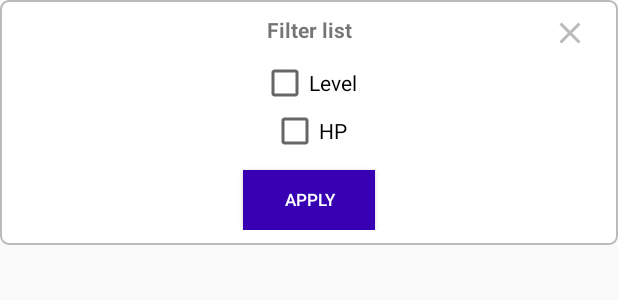
After one commit to KartikeyaMohan/PokemonApp, an Android app: the layout filter_dialog.xml on its own in the app's theme, with its tools: preview values and no code run, on a phone screen of 412 x 824 dp. The commit adds this screen. Shown: the top 300 px of the screen. Run offline under Robolectric (Android 15) with nearby library versions, the phone set to English and light mode, and no system bars.

Commit message:
Added ordering in the app

```diff
--- a/app/src/main/java/com/interview/pokemonapp/data/repository/dataSource/RemoteDataSource.kt
+++ b/app/src/main/java/com/interview/pokemonapp/data/repository/dataSource/RemoteDataSource.kt
@@ -4,6 +4,5 @@ import com.interview.pokemonapp.data.models.PokemonResponse
 import retrofit2.Response
 
 interface RemoteDataSource {
-    suspend fun getPokemonList(pageSize: Int): Response<PokemonResponse>
-    suspend fun getPokemonListBySearch(pageSize: Int, searchQuery: String): Response<PokemonResponse>
+    suspend fun getPokemonList(pageSize: Int, searchQuery: String?, orderBy: String?): Response<PokemonResponse>
 }
--- a/app/src/main/java/com/interview/pokemonapp/domain/repository/PokemonRepository.kt
+++ b/app/src/main/java/com/interview/pokemonapp/domain/repository/PokemonRepository.kt
@@ -5,7 +5,5 @@ import com.interview.pokemonapp.data.utils.Resource
 import retrofit2.Response
 
 interface PokemonRepository {
-
-    suspend fun getPokemonList(pageSize: Int): Resource<PokemonResponse>
-    suspend fun getPokemonListBySearch(pageSize: Int, searchQuery: String): Resource<PokemonResponse>
+    suspend fun getPokemonList(pageSize: Int, searchQuery: String?, orderBy: String?): Resource<PokemonResponse>
 }
--- a/app/src/main/java/com/interview/pokemonapp/domain/useCase/GetPokemonList.kt
+++ b/app/src/main/java/com/interview/pokemonapp/domain/useCase/GetPokemonList.kt
@@ -6,7 +6,7 @@ import com.interview.pokemonapp.domain.repository.PokemonRepository
 
 class GetPokemonList(private val pokemonRepository: PokemonRepository) {
 
-    suspend fun execute(pageSize: Int): Resource<PokemonResponse> {
-        return pokemonRepository.getPokemonList(pageSize)
+    suspend fun execute(pageSize: Int, searchQuery: String?, orderBy: String?): Resource<PokemonResponse> {
+        return pokemonRepository.getPokemonList(pageSize, searchQuery, orderBy)
     }
 }
--- a/app/src/main/java/com/interview/pokemonapp/presentation/viewModels/PokemonViewModelFactory.kt
+++ b/app/src/main/java/com/interview/pokemonapp/presentation/viewModels/PokemonViewModelFactory.kt
@@ -3,13 +3,11 @@ package com.interview.pokemonapp.presentation.viewModels
 import androidx.lifecycle.ViewModel
 import androidx.lifecycle.ViewModelProvider
 import com.interview.pokemonapp.domain.useCase.GetPokemonList
-import com.interview.pokemonapp.domain.useCase.GetPokemonListBySearch
 
 class PokemonViewModelFactory(
-    private val getPokemonList: GetPokemonList,
-    private val getPokemonListBySearch: GetPokemonListBySearch
+    private val getPokemonList: GetPokemonList
 ): ViewModelProvider.Factory {
     override fun <T : ViewModel> create(modelClass: Class<T>): T {
-        return PokemonViewModel(getPokemonList, getPokemonListBySearch) as T
+        return PokemonViewModel(getPokemonList) as T
     }
 }
--- /dev/null
+++ b/app/src/main/res/drawable/ic_baseline_close_24.xml
@@ -0,0 +1,5 @@
+<vector android:height="24dp" android:tint="#BABABA"
+    android:viewportHeight="24" android:viewportWidth="24"
+    android:width="24dp" xmlns:android="http://schemas.android.com/apk/res/android">
+    <path android:fillColor="@android:color/white" android:pathData="M19,6.41L17.59,5 12,10.59 6.41,5 5,6.41 10.59,12 5,17.59 6.41,19 12,13.41 17.59,19 19,17.59 13.41,12z"/>
+</vector>
--- /dev/null
+++ b/app/src/main/res/layout/filter_dialog.xml
@@ -0,0 +1,66 @@
+<?xml version="1.0" encoding="utf-8"?>
+
+<androidx.constraintlayout.widget.ConstraintLayout
+    xmlns:android="http://schemas.android.com/apk/res/android"
+    xmlns:app="http://schemas.android.com/apk/res-auto"
+    xmlns:tools="http://schemas.android.com/tools"
+    android:layout_width="match_parent"
+    android:layout_height="wrap_content"
+    android:background="@drawable/card_border"
+    android:paddingTop="10dp"
+    android:paddingBottom="10dp">
+
+    <TextView
+        android:id="@+id/filter_list"
+        android:layout_width="wrap_content"
+        android:layout_height="wrap_content"
+        android:text="@string/pokemon_filter"
+        app:layout_constraintStart_toStartOf="parent"
+        app:layout_constraintEnd_toEndOf="parent"
+        app:layout_constraintTop_toTopOf="parent"
+        android:textStyle="bold"/>
+
+    <CheckBox
+        android:id="@+id/level_order"
+        android:layout_width="wrap_content"
+        android:layout_height="wrap_content"
+        app:layout_constraintStart_toStartOf="parent"
+        app:layout_constraintEnd_toEndOf="parent"
+        app:layout_constraintTop_toBottomOf="@id/filter_list"
+        android:layout_marginTop="10dp"
+        android:text="@string/levels"/>
+
+    <CheckBox
+        android:id="@+id/hp_order"
+        android:layout_width="wrap_content"
+        android:layout_height="wrap_content"
+        app:layout_constraintStart_toStartOf="parent"
+        app:layout_constraintEnd_toEndOf="parent"
+        app:layout_constraintTop_toBottomOf="@id/level_order"
+        android:text="@string/hp"/>
+
+    <Button
+        android:id="@+id/apply_filter"
+        android:layout_width="wrap_content"
+        android:layout_height="40dp"
+        app:layout_constraintStart_toStartOf="parent"
+        app:layout_constraintEnd_toEndOf="parent"
+        app:layout_constraintTop_toBottomOf="@id/hp_order"
+        android:layout_marginTop="10dp"
+        android:textSize="11sp"
+        android:textColor="@color/white"
+        android:background="@color/purple_700"
+        android:text="@string/apply"
+        tools:ignore="SmallSp" />
+
+    <ImageView
+        android:id="@+id/close_icon"
+        android:layout_width="wrap_content"
+        android:layout_height="wrap_content"
+        android:layout_marginEnd="20dp"
+        app:layout_constraintTop_toTopOf="parent"
+        app:layout_constraintEnd_toEndOf="parent"
+        android:contentDescription="@string/close_icon"
+        android:src="@drawable/ic_baseline_close_24"/>
+
+</androidx.constraintlayout.widget.ConstraintLayout>
--- a/app/src/main/res/values/strings.xml
+++ b/app/src/main/res/values/strings.xml
@@ -15,4 +15,6 @@
     <string name="resistances">Resistances</string>
     <string name="weaknesses">Weaknesses</string>
     <string name="default_error_message">Something went wrong</string>
+    <string name="close_icon">Close Icon</string>
+    <string name="apply">Apply</string>
 </resources>
```
Also changed, not shown: app/src/main/java/com/interview/pokemonapp/data/api/PokemonApiService.kt (+2 -6 lines), app/src/main/java/com/interview/pokemonapp/data/repository/PokemonRepositoryImpl.kt (+4 -7 lines), app/src/main/java/com/interview/pokemonapp/data/repository/dataSourceImpl/RemoteDataSourceImpl.kt (+4 -7 lines), app/src/main/java/com/interview/pokemonapp/domain/useCase/GetPokemonListBySearch.kt (deleted, +0 -12 lines), app/src/main/java/com/interview/pokemonapp/presentation/di/FactoryModule.kt (+3 -4 lines), app/src/main/java/com/interview/pokemonapp/presentation/di/UseCaseModule.kt (+0 -7 lines), app/src/main/java/com/interview/pokemonapp/presentation/fragments/PokemonListFragment.kt (+67 -41 lines), app/src/main/java/com/interview/pokemonapp/presentation/viewModels/PokemonViewModel.kt (+39 -18 lines).
